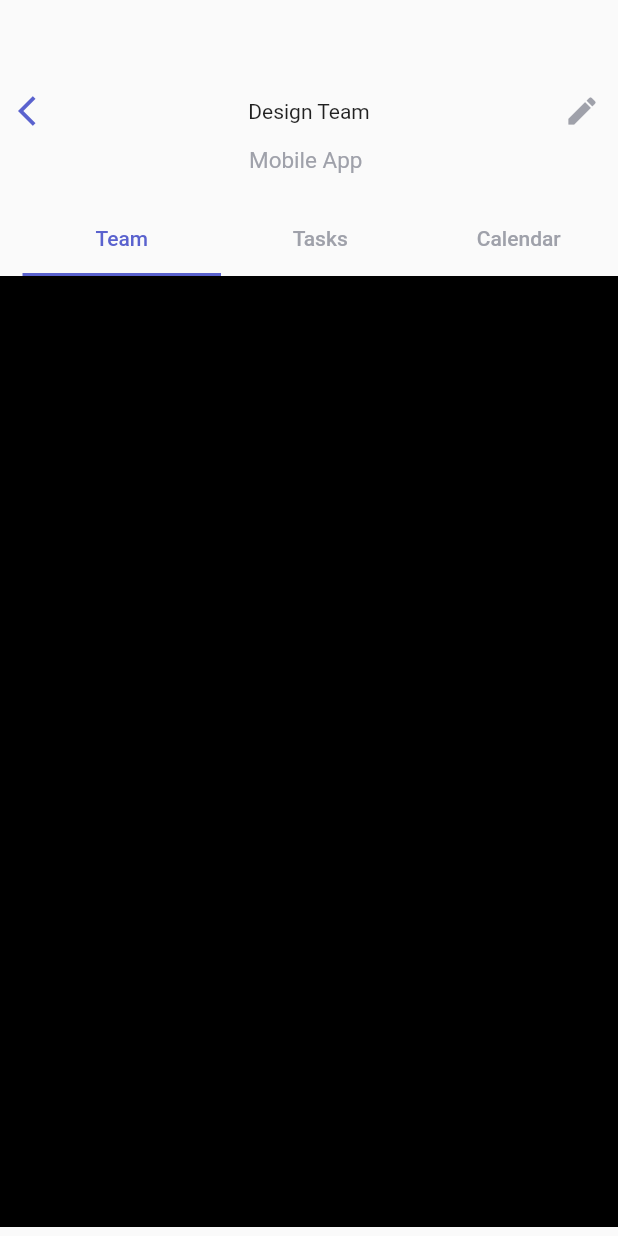
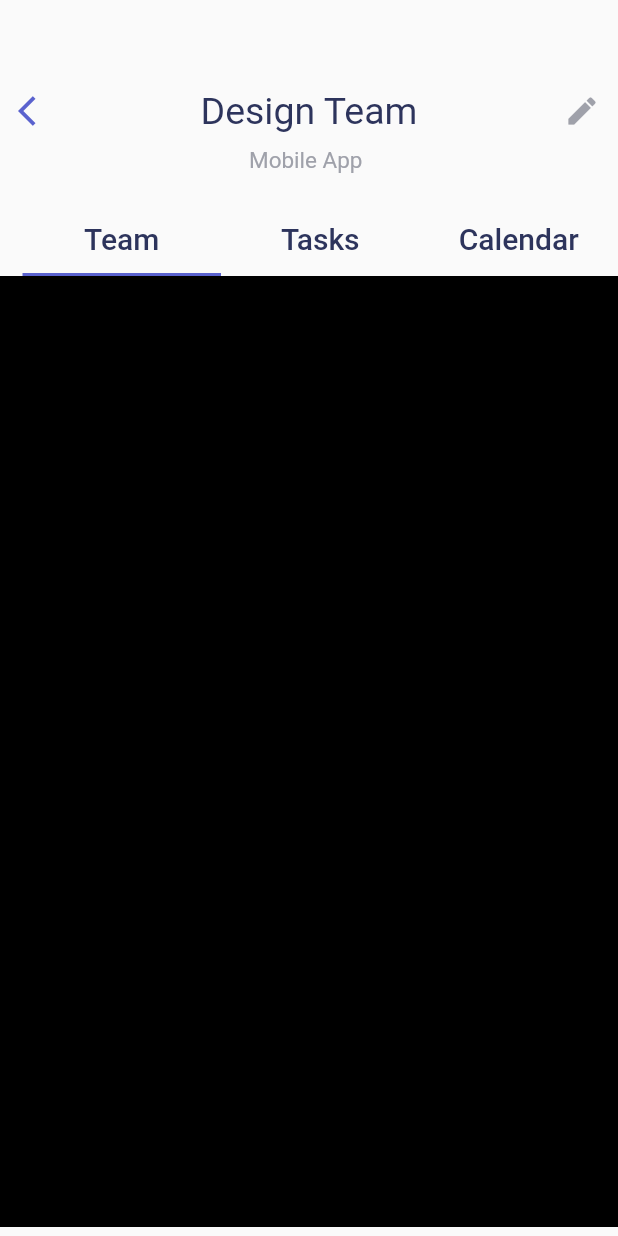
Before and after one commit to saiankit/taskManagerUI, a Flutter app: the screen it shows after launch, on a phone screen of 412 x 824 dp. Run offline on Flutter 3.47's test engine with Material 2 defaults, Android fonts, the phone set to English and light mode, and no system bars; Roboto replaces fonts that are missing (futura).

Commit message:
Modified constants.dart file for utilities classes

```diff
--- a/lib/components/custom_tabbar.dart
+++ b/lib/components/custom_tabbar.dart
@@ -1,6 +1,6 @@
 import 'package:flutter/material.dart';
-import '../utilities/text_style.dart';
-import '../utilities/constants.dart';
+import '../utilities/themeStyle.dart';
+import '../utilities/themeColor.dart';
 import '../screens/calendar.dart';
 import '../screens/tasks.dart';
 import '../screens/team.dart';
@@ -25,14 +25,14 @@ class _CustomTabBarState extends State<CustomTabBar> with SingleTickerProviderSt
           padding: EdgeInsets.only(left : 15.0),
           child: TabBar(
             controller: tabController,
-            indicatorColor: kpurple,
-            labelColor: kpurple ,
-            unselectedLabelColor: kgrey,
+            indicatorColor: ThemeColor.kpurple,
+            labelColor: ThemeColor.kpurple ,
+            unselectedLabelColor: ThemeColor.kgrey,
             isScrollable: false,
             tabs: <Widget>[
-              Tab(child: Text('Team',style: labelTextStyle(20.0)),),
-              Tab(child: Text('Tasks',style: labelTextStyle(20.0)),),
-              Tab(child: Text('Calendar',style: labelTextStyle(20.0)),)
+              Tab(child: Text('Team',style: ThemeStyle.tabText),),
+              Tab(child: Text('Tasks',style: ThemeStyle.tabText),),
+              Tab(child: Text('Calendar',style: ThemeStyle.tabText),)
             ],
           ),
         ),
--- a/lib/components/header.dart
+++ b/lib/components/header.dart
@@ -1,6 +1,6 @@
 import 'package:flutter/material.dart';
-import '../utilities/text_style.dart';
-import '../utilities/constants.dart';
+import '../utilities/themeStyle.dart';
+import '../utilities/themeColor.dart';
 class Header extends StatelessWidget {
   @override
   Widget build(BuildContext context) {
@@ -8,9 +8,9 @@ class Header extends StatelessWidget {
       child : Row(
                 mainAxisAlignment: MainAxisAlignment.spaceBetween,
                 children: <Widget>[
-                  IconButton(icon: Icon(Icons.arrow_back_ios),onPressed: () {},color: kpurple,),
-                  Text('Design Team',style: labelTextStyle(25.0),),
-                  IconButton(icon: Icon(Icons.edit),onPressed: () {},color: kgrey,),
+                  IconButton(icon: Icon(Icons.arrow_back_ios),onPressed: () {},color: ThemeColor.kpurple,),
+                  Text('Design Team',style: ThemeStyle.appBar,),
+                  IconButton(icon: Icon(Icons.edit),onPressed: () {},color: ThemeColor.kgrey,),
                 ],
               ),
     );
--- a/lib/main.dart
+++ b/lib/main.dart
@@ -1,6 +1,5 @@
 import 'package:flutter/material.dart';
-import 'utilities/text_style.dart';
-import 'utilities/constants.dart';
+import 'utilities/themeStyle.dart';
 import './components/custom_tabbar.dart';
 import './components/header.dart';
 void main() {
@@ -39,13 +38,7 @@ class _MyHomePageState extends State<MyHomePage> with SingleTickerProviderStateM
               child: Row(
                 children: <Widget>[
                   SizedBox(width: (MediaQuery.of(context).size.width)/2-40.0,),
-                  Text(
-                    'Mobile App',
-                    style: TextStyle(
-                      color: kgrey,
-                      fontSize: 15.0
-                    ),
-                  ),
+                  Text('Mobile App',style: ThemeStyle.appBarSubTitle),
                 ],
               ),
             ),
--- a/lib/utilities/constants.dart
+++ /dev/null
@@ -1,15 +0,0 @@
-import 'package:flutter/material.dart';
-//Colors
-  final kwhite = Color(0xFFFFFFFF);
-  final kgrey  = Color(0xFF9FA1AA);
-  final kpurple  = Color(0xFF5A62CE);
-  final kred  = Color(0xFFF45657);
-  final kyellow = Color(0xFFFF921F);
-  final kgreen  = Color(0xFF87C75E);
-  final kdarkblue  = Color(0xFF2D345C);
-
-  TextStyle labelTextStyle(double size) {
-    return TextStyle(
-      fontSize: size,
-      fontFamily: 'futura');
-  }
--- a/lib/utilities/text_style.dart
+++ /dev/null
@@ -1,7 +0,0 @@
-import 'package:flutter/material.dart';
-
-  TextStyle labelTextStyle(double size) {
-    return TextStyle(
-      fontSize: size,
-      fontFamily: 'futura');
-  }
--- /dev/null
+++ b/lib/utilities/themeColor.dart
@@ -0,0 +1,11 @@
+import 'package:flutter/material.dart';
+//Colors
+class ThemeColor{
+  static final Color kwhite = Color(0xFFFFFFFF);
+  static final Color kgrey  = Color(0xFF9FA1AA);
+  static final Color kpurple  = Color(0xFF5A62CE);
+  static final Color kred  = Color(0xFFF45657);
+  static final Color kyellow = Color(0xFFFF921F);
+  static final Color kgreen  = Color(0xFF87C75E);
+  static final Color kdarkblue  = Color(0xFF2D345C);
+}
--- /dev/null
+++ b/lib/utilities/themeStyle.dart
@@ -0,0 +1,20 @@
+import 'package:flutter/material.dart';
+import './themeColor.dart';
+class ThemeStyle {
+  static final TextStyle appBar = TextStyle(
+      fontSize: 25.0,
+      fontFamily: 'futura',
+      color: ThemeColor.kdarkblue);
+  static final TextStyle tabText = TextStyle(
+    fontSize: 20.0,
+    fontFamily: 'futura',
+    color: ThemeColor.kdarkblue);
+  static final TextStyle appBarSubTitle = TextStyle(
+    fontSize: 15.0,
+    fontFamily: 'futura',
+    color: ThemeColor.kgrey);
+  static final TextStyle taskText = TextStyle(
+    fontSize: 15.0,
+    fontFamily: 'futura',
+    color: ThemeColor.kdarkblue);
+}
```
Also changed, not shown: 1 other file.
